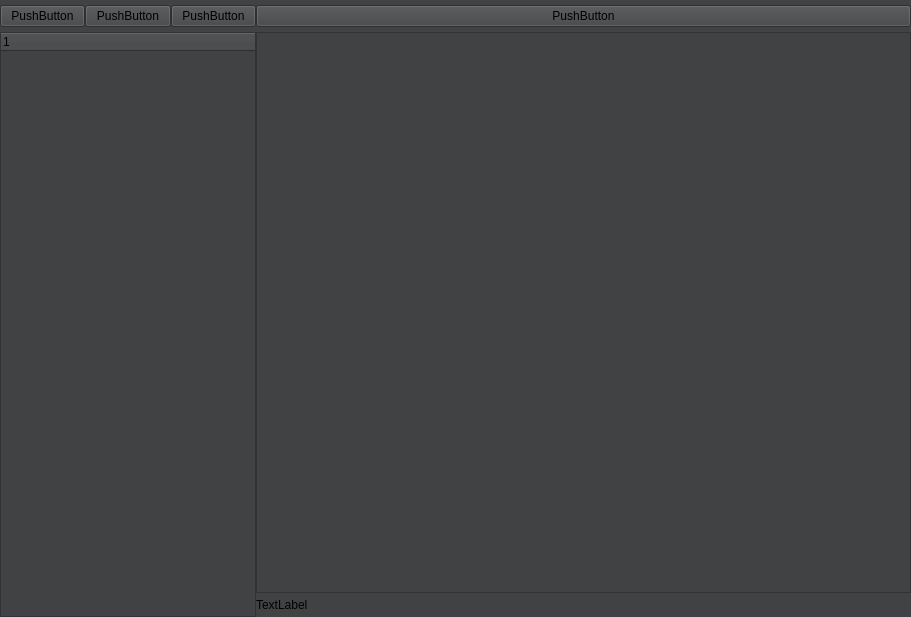
The window that codeeditor.ui (EmreArapcicUevak/CodeLab-Notes) describes before a commit, drawn with Qt 5.
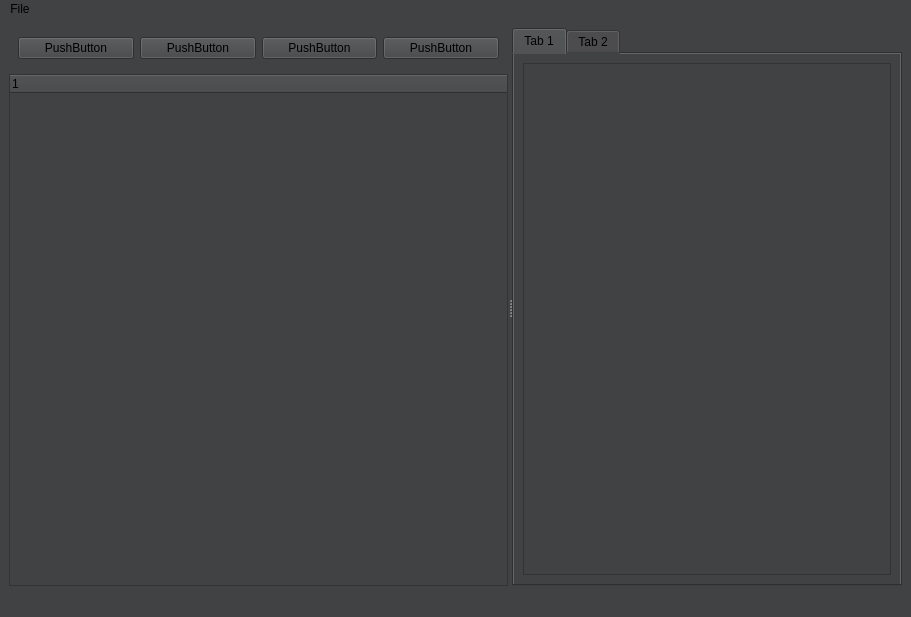
The same window after the commit.

What changed in the file:
```diff
--- a/codeeditor.ui
+++ b/codeeditor.ui
@@ -32,120 +32,117 @@
    <property name="styleSheet">
     <string notr="true"/>
    </property>
-   <layout class="QGridLayout" name="gridLayout">
-    <property name="leftMargin">
-     <number>0</number>
-    </property>
-    <property name="topMargin">
-     <number>0</number>
-    </property>
-    <property name="rightMargin">
-     <number>0</number>
-    </property>
-    <property name="bottomMargin">
-     <number>0</number>
-    </property>
-    <property name="spacing">
-     <number>0</number>
-    </property>
-    <item row="1" column="0" rowspan="4">
-     <widget class="QTreeWidget" name="treeWidget">
-      <property name="sizePolicy">
-       <sizepolicy hsizetype="Fixed" vsizetype="Expanding">
-        <horstretch>0</horstretch>
-        <verstretch>0</verstretch>
-       </sizepolicy>
+   <layout class="QHBoxLayout" name="horizontalLayout">
+    <item>
+     <widget class="QSplitter" name="splitter">
+      <property name="orientation">
+       <enum>Qt::Horizontal</enum>
       </property>
-      <column>
-       <property name="text">
-        <string notr="true">1</string>
+      <widget class="QWidget" name="verticalLayoutWidget">
+       <layout class="QVBoxLayout" name="verticalLayout">
+        <item>
+         <widget class="QWidget" name="horizontalWidget" native="true">
+          <layout class="QHBoxLayout" name="horizontalLayout_2">
+           <item>
+            <widget class="QPushButton" name="pushButton_2">
+             <property name="text">
+              <string>PushButton</string>
+             </property>
+            </widget>
+           </item>
+           <item>
+            <widget class="QPushButton" name="pushButton_3">
+             <property name="text">
+              <string>PushButton</string>
+             </property>
+            </widget>
+           </item>
+           <item>
+            <widget class="QPushButton" name="pushButton_4">
+             <property name="text">
+              <string>PushButton</string>
+             </property>
+            </widget>
+           </item>
+           <item>
+            <widget class="QPushButton" name="pushButton">
+             <property name="text">
+              <string>PushButton</string>
+             </property>
+            </widget>
+           </item>
+          </layout>
+         </widget>
+        </item>
+        <item>
+         <widget class="QTreeWidget" name="treeWidget">
+          <column>
+           <property name="text">
+            <string notr="true">1</string>
+           </property>
+          </column>
+         </widget>
+        </item>
+       </layout>
+      </widget>
+      <widget class="QTabWidget" name="tabWidget">
+       <property name="currentIndex">
+        <number>0</number>
        </property>
-      </column>
-     </widget>
-    </item>
-    <item row="0" column="0">
-     <layout class="QHBoxLayout" name="horizontalLayout">
-      <property name="topMargin">
-       <number>5</number>
-      </property>
-      <property name="bottomMargin">
-       <number>5</number>
-      </property>
-      <item>
-       <widget class="QPushButton" name="pushButton">
-        <property name="text">
-         <string>PushButton</string>
-        </property>
+       <widget class="QWidget" name="tab">
+        <attribute name="title">
+         <string>Tab 1</string>
+        </attribute>
+        <layout class="QVBoxLayout" name="verticalLayout_2">
+         <item>
+          <widget class="QTextEdit" name="textEdit">
+           <property name="sizePolicy">
+            <sizepolicy hsizetype="Preferred" vsizetype="Preferred">
+             <horstretch>1</horstretch>
+             <verstretch>1</verstretch>
+            </sizepolicy>
+           </property>
+           <property name="sizeIncrement">
+            <size>
+             <width>1</width>
+             <height>1</height>
+            </size>
+           </property>
+          </widget>
+         </item>
+        </layout>
        </widget>
-      </item>
-      <item>
-       <widget class="QPushButton" name="pushButton_2">
-        <property name="text">
-         <string>PushButton</string>
-        </property>
+       <widget class="QWidget" name="tab_2">
+        <attribute name="title">
+         <string>Tab 2</string>
+        </attribute>
        </widget>
-      </item>
-      <item>
-       <widget class="QPushButton" name="pushButton_3">
-        <property name="text">
-         <string>PushButton</string>
-        </property>
-       </widget>
-      </item>
-     </layout>
-    </item>
-    <item row="3" column="2">
-     <widget class="QTextEdit" name="textEdit">
-      <property name="sizePolicy">
-       <sizepolicy hsizetype="Expanding" vsizetype="Expanding">
-        <horstretch>2</horstretch>
-        <verstretch>5</verstretch>
-       </sizepolicy>
-      </property>
+      </widget>
      </widget>
     </item>
-    <item row="4" column="2">
-     <layout class="QHBoxLayout" name="horizontalLayout_4">
-      <property name="topMargin">
-       <number>5</number>
-      </property>
-      <property name="rightMargin">
-       <number>0</number>
-      </property>
-      <property name="bottomMargin">
-       <number>5</number>
-      </property>
-      <item>
-       <widget class="QLabel" name="label">
-        <property name="text">
-         <string>TextLabel</string>
-        </property>
-       </widget>
-      </item>
-     </layout>
-    </item>
-    <item row="0" column="2">
-     <layout class="QHBoxLayout" name="horizontalLayout_2">
-      <property name="spacing">
-       <number>6</number>
-      </property>
-      <property name="topMargin">
-       <number>5</number>
-      </property>
-      <property name="bottomMargin">
-       <number>5</number>
-      </property>
-      <item>
-       <widget class="QPushButton" name="pushButton_6">
-        <property name="text">
-         <string>PushButton</string>
-        </property>
-       </widget>
-      </item>
-     </layout>
-    </item>
    </layout>
   </widget>
+  <widget class="QStatusBar" name="statusBar">
+   <property name="styleSheet">
+    <string notr="true"/>
+   </property>
+  </widget>
+  <widget class="QMenuBar" name="menuBar">
+   <property name="geometry">
+    <rect>
+     <x>0</x>
+     <y>0</y>
+     <width>911</width>
+     <height>21</height>
+    </rect>
+   </property>
+   <widget class="QMenu" name="menuFile">
+    <property name="title">
+     <string>File</string>
+    </property>
+   </widget>
+   <addaction name="menuFile"/>
+  </widget>
  </widget>
  <resources/>
  <connections/>
```
